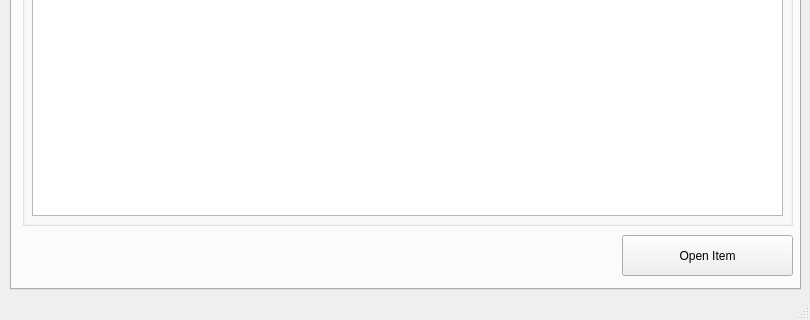
This is MainWindow.ui in dom-gasperini/CC-Product-Management-Tool as Qt 5 draws it before an edit; both pictures show x 0 to 810 and y 300 to 620 of the 810 by 620 pixel window. The edited form follows.
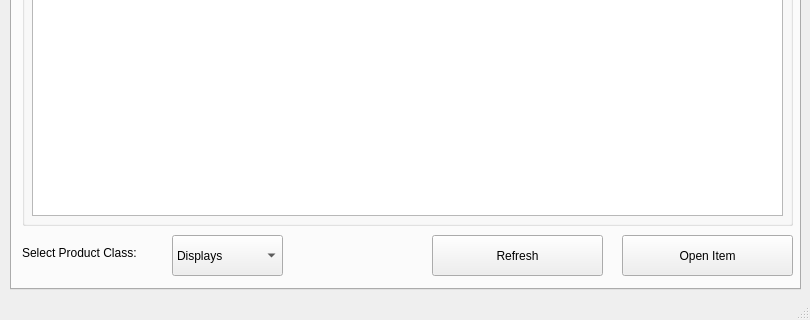
This is the edited form. The open tabs and pages were chosen to show the change.

Patch:
```diff
--- a/MainWindow.ui
+++ b/MainWindow.ui
@@ -1015,6 +1015,52 @@
        <string>Open Item</string>
       </property>
      </widget>
+     <widget class="QComboBox" name="allProductsClassCmbx">
+      <property name="geometry">
+       <rect>
+        <x>160</x>
+        <y>480</y>
+        <width>111</width>
+        <height>41</height>
+       </rect>
+      </property>
+      <item>
+       <property name="text">
+        <string>Displays</string>
+       </property>
+      </item>
+      <item>
+       <property name="text">
+        <string>Cables</string>
+       </property>
+      </item>
+     </widget>
+     <widget class="QLabel" name="productClassAllLbl">
+      <property name="geometry">
+       <rect>
+        <x>10</x>
+        <y>490</y>
+        <width>141</width>
+        <height>16</height>
+       </rect>
+      </property>
+      <property name="text">
+       <string>Select Product Class: </string>
+      </property>
+     </widget>
+     <widget class="QPushButton" name="refreshAllBtn">
+      <property name="geometry">
+       <rect>
+        <x>420</x>
+        <y>480</y>
+        <width>171</width>
+        <height>41</height>
+       </rect>
+      </property>
+      <property name="text">
+       <string>Refresh</string>
+      </property>
+     </widget>
     </widget>
    </widget>
   </widget>
```
Left out of the diff: 6 changed lines with no effect on the pictures.
